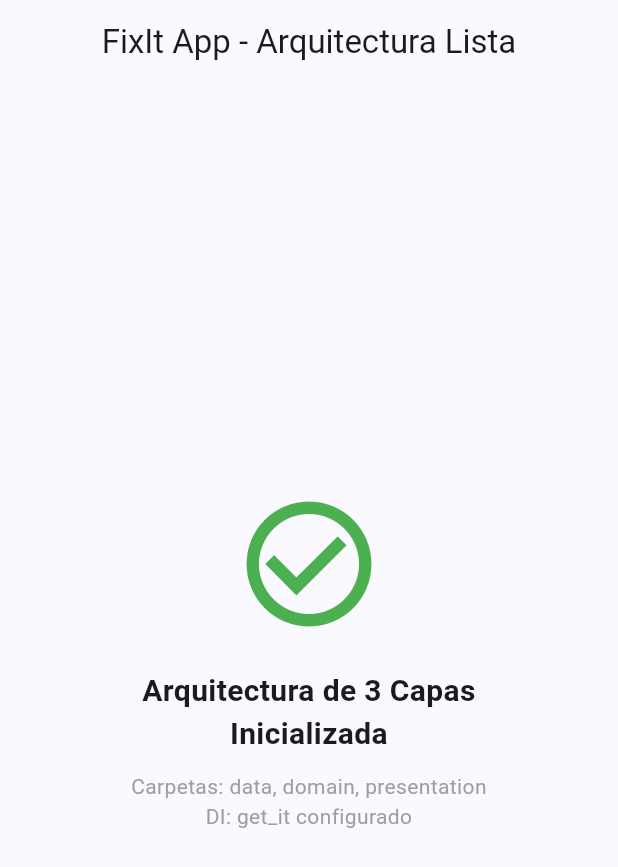
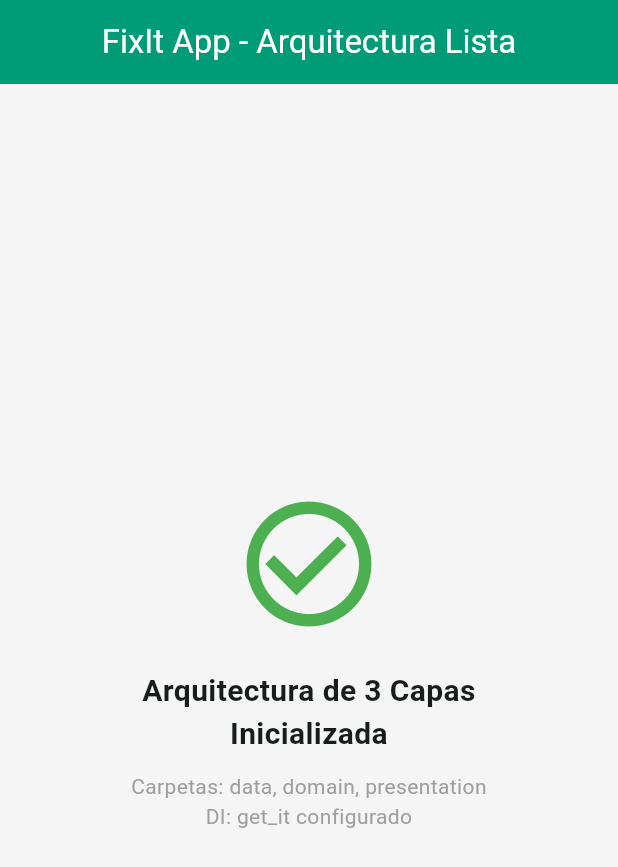
Before and after one commit to ErwinZGriego/FixItApp, a Flutter app: the screen it shows after launch, on a phone screen of 412 x 824 dp. Shown: the top 867 px of the screen. Run offline on Flutter 3.47's test engine with Material 3 defaults, Android fonts, the phone set to English and light mode, and no system bars; our stand-ins replace firebase_core, get_it; accounts and stored records are empty.

Commit message:
Feat: Define AppTheme with UTH colors and global styles

```diff
--- /dev/null
+++ b/lib/core/theme/app_theme.dart
@@ -0,0 +1,67 @@
+import 'package:flutter/material.dart';
+
+class AppTheme {
+  // Colores Base (Inspirados en UTH)
+  static const Color primaryColor = Color(0xFF009B77); // Verde Institucional
+  static const Color secondaryColor = Color(0xFFE85E21); // Naranja/Acento
+  static const Color scaffoldBackground = Color(
+    0xFFF5F5F5,
+  ); // Fondo gris muy claro
+
+  // Definición del Tema Claro
+  static ThemeData get lightTheme {
+    return ThemeData(
+      useMaterial3: true,
+
+      // Definición de esquema de colores
+      colorScheme: ColorScheme.fromSeed(
+        seedColor: primaryColor,
+        primary: primaryColor,
+        secondary: secondaryColor,
+        surface: Colors.white,
+        // Eliminamos 'background' aquí porque está obsoleto.
+        // El color de fondo se define abajo en scaffoldBackgroundColor.
+      ),
+
+      // Fondo de las pantallas por defecto
+      scaffoldBackgroundColor: scaffoldBackground,
+
+      // Estilo global del AppBar
+      appBarTheme: const AppBarTheme(
+        backgroundColor: primaryColor,
+        foregroundColor: Colors.white, // Color de texto e iconos
+        centerTitle: true,
+        elevation: 0,
+      ),
+
+      // Estilo global de Botones Elevados
+      elevatedButtonTheme: ElevatedButtonThemeData(
+        style: ElevatedButton.styleFrom(
+          backgroundColor: primaryColor,
+          foregroundColor: Colors.white,
+          shape: RoundedRectangleBorder(
+            borderRadius: BorderRadius.circular(10),
+          ),
+        ),
+      ),
+
+      // Estilo global de Inputs (Cajas de texto)
+      inputDecorationTheme: InputDecorationTheme(
+        filled: true,
+        fillColor: Colors.white,
+        border: OutlineInputBorder(
+          borderRadius: BorderRadius.circular(10),
+          borderSide: BorderSide.none,
+        ),
+        enabledBorder: OutlineInputBorder(
+          borderRadius: BorderRadius.circular(10),
+          borderSide: const BorderSide(color: Colors.grey),
+        ),
+        focusedBorder: OutlineInputBorder(
+          borderRadius: BorderRadius.circular(10),
+          borderSide: const BorderSide(color: primaryColor, width: 2),
+        ),
+      ),
+    );
+  }
+}
--- a/lib/main.dart
+++ b/lib/main.dart
@@ -2,6 +2,7 @@
 import 'package:flutter/material.dart';
 
 import 'core/di/service_locator.dart';
+import 'core/theme/app_theme.dart';
 import 'firebase_options.dart';
 import 'presentation/home_screen.dart';
 
@@ -21,7 +22,7 @@
   @override
   Widget build(BuildContext context) {
     // NOTA: MultiProvider requiere al menos un provider para funcionar.
-    // Lo dejamos comentado hasta que tengas tu primer ViewModel (ej. LoginViewModel).
+    // Lo dejamos comentado hasta tener el primer ViewModel (ej. LoginViewModel).
 
     /* return MultiProvider(
       providers: [
@@ -43,10 +44,7 @@
     return MaterialApp(
       debugShowCheckedModeBanner: false,
       title: 'FixIt App',
-      theme: ThemeData(
-        colorScheme: ColorScheme.fromSeed(seedColor: Colors.blueAccent),
-        useMaterial3: true,
-      ),
+      theme: AppTheme.lightTheme,
       home: const HomeScreen(),
     );
   }
```
